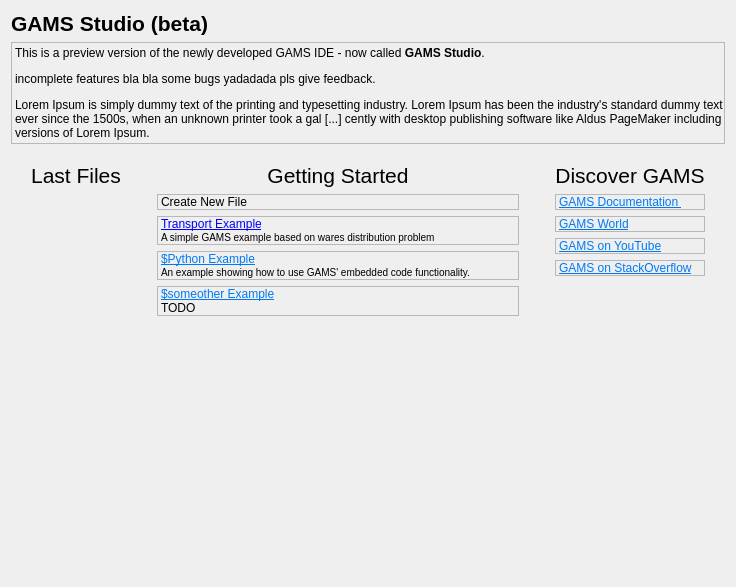
This is src/welcomepage.ui in GAMS-dev/studio as Qt 5 draws it before an edit. The edited form follows.
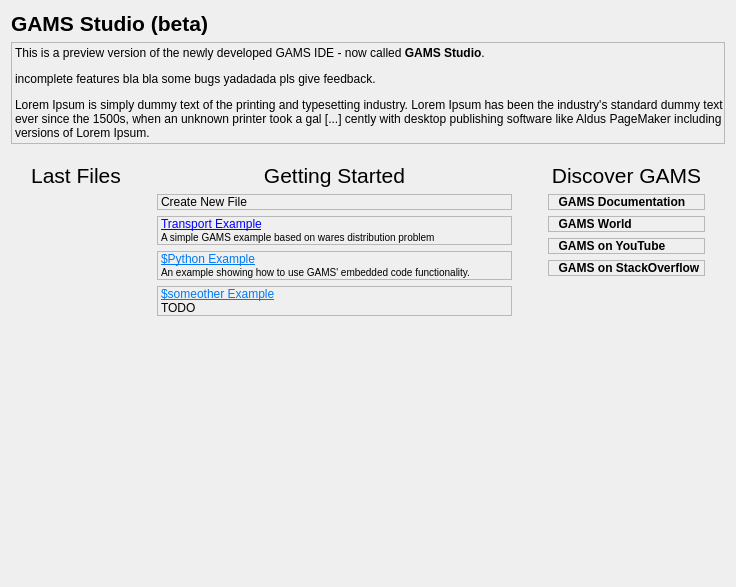
This is the edited form. Icons and pictures are not drawn. Custom widgets are drawn as their Qt base class.

Commit message: improved design for web link labels

```diff
--- a/src/welcomepage.ui
+++ b/src/welcomepage.ui
@@ -378,17 +378,7 @@
               <enum>QFrame::Plain</enum>
              </property>
              <property name="text">
-              <string>&lt;html&gt;
-&lt;head/&gt;
-&lt;body&gt;
-&lt;p&gt;
-&lt;img src=&quot;:/img/gamsicon_16x16.png&quot; /&gt;
-&lt;a href=&quot;https://www.gams.com/latest/docs/&quot;&gt;
-&lt;span style=&quot; text-decoration: underline; color:#007af4;&quot;&gt;GAMS Documentation &lt;/span&gt;
-&lt;/a&gt;
-&lt;/p&gt;
-&lt;/body&gt;
-&lt;/html&gt;</string>
+              <string>&lt;html&gt;&lt;head/&gt;&lt;body&gt;&lt;p&gt;&lt;img src=&quot;:/img/gamsicon_16x16.png&quot;/&gt;&lt;span style=&quot; font-weight:600;&quot;&gt;&amp;nbsp;&amp;nbsp;GAMS Documentation &lt;/span&gt;&lt;/p&gt;&lt;/body&gt;&lt;/html&gt;</string>
              </property>
              <property name="scaledContents">
               <bool>false</bool>
@@ -407,7 +397,7 @@
               <enum>QFrame::StyledPanel</enum>
              </property>
              <property name="text">
-              <string>&lt;html&gt;&lt;head/&gt;&lt;body&gt;&lt;p&gt;&lt;img src=&quot;:/img/gamsworld_16x16.gif&quot;/&gt;&lt;a href=&quot;http://gamsworld.org/&quot;&gt;&lt;span style=&quot; text-decoration: underline; color:#007af4;&quot;&gt;GAMS World&lt;/span&gt;&lt;/a&gt;&lt;/p&gt;&lt;/body&gt;&lt;/html&gt;</string>
+              <string>&lt;html&gt;&lt;head/&gt;&lt;body&gt;&lt;p&gt;&lt;img src=&quot;:/img/gamsworld_16x16.gif&quot;/&gt;&lt;span style=&quot; font-weight:600;&quot;&gt;&amp;nbsp;&amp;nbsp;GAMS World&lt;/span&gt;&lt;/p&gt;&lt;/body&gt;&lt;/html&gt;</string>
              </property>
              <property name="margin">
               <number>8</number>
@@ -426,7 +416,7 @@
               <enum>QFrame::Plain</enum>
              </property>
              <property name="text">
-              <string>&lt;html&gt;&lt;head/&gt;&lt;body&gt;&lt;p&gt;&lt;img src=&quot;:/img/gamsicon_16x16.png&quot;/&gt;&lt;a href=&quot;https://www.youtube.com/user/GAMSLessons&quot;&gt;&lt;span style=&quot; text-decoration: underline; color:#007af4;&quot;&gt;GAMS on YouTube&lt;/span&gt;&lt;/a&gt;&lt;/p&gt;&lt;/body&gt;&lt;/html&gt;</string>
+              <string>&lt;html&gt;&lt;head/&gt;&lt;body&gt;&lt;p&gt;&lt;img src=&quot;:/img/gamsicon_16x16.png&quot;/&gt;&lt;span style=&quot; font-weight:600;&quot;&gt;&amp;nbsp;&amp;nbsp;GAMS on YouTube&lt;/span&gt;&lt;/p&gt;&lt;/body&gt;&lt;/html&gt;</string>
              </property>
              <property name="margin">
               <number>8</number>
@@ -457,7 +447,7 @@
               <enum>QFrame::Plain</enum>
              </property>
              <property name="text">
-              <string>&lt;html&gt;&lt;head/&gt;&lt;body&gt;&lt;p&gt;&lt;img src=&quot;:/img/gamsicon_16x16.png&quot;/&gt;&lt;a href=&quot;https://stackoverflow.com/questions/tagged/gams-math&quot;&gt;&lt;span style=&quot; text-decoration: underline; color:#007af4;&quot;&gt; GAMS on StackOverflow&lt;/span&gt;&lt;/a&gt;&lt;/p&gt;&lt;/body&gt;&lt;/html&gt;</string>
+              <string>&lt;html&gt;&lt;head/&gt;&lt;body&gt;&lt;img src=&quot;:/img/gamsicon_16x16.png&quot;/&gt;&lt;span style=&quot; font-weight:600;&quot;&gt;&amp;nbsp;&amp;nbsp;GAMS on StackOverflow&lt;/span&gt;&lt;/body&gt;&lt;/html&gt;</string>
              </property>
              <property name="scaledContents">
               <bool>false</bool>
```
The commit also changes 2 other files.
